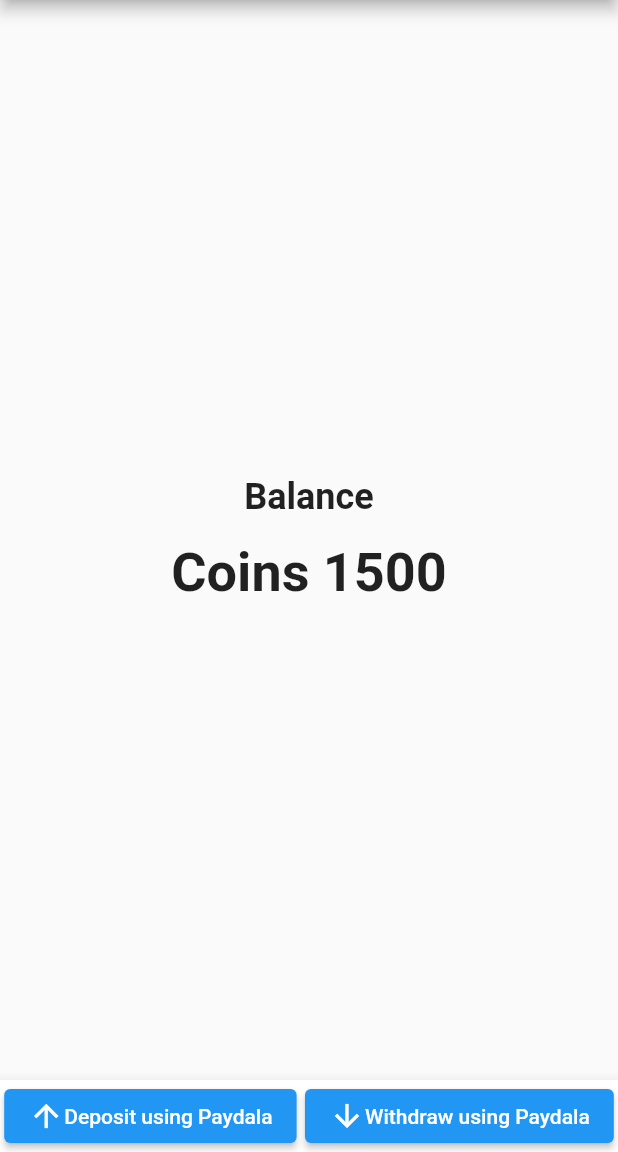
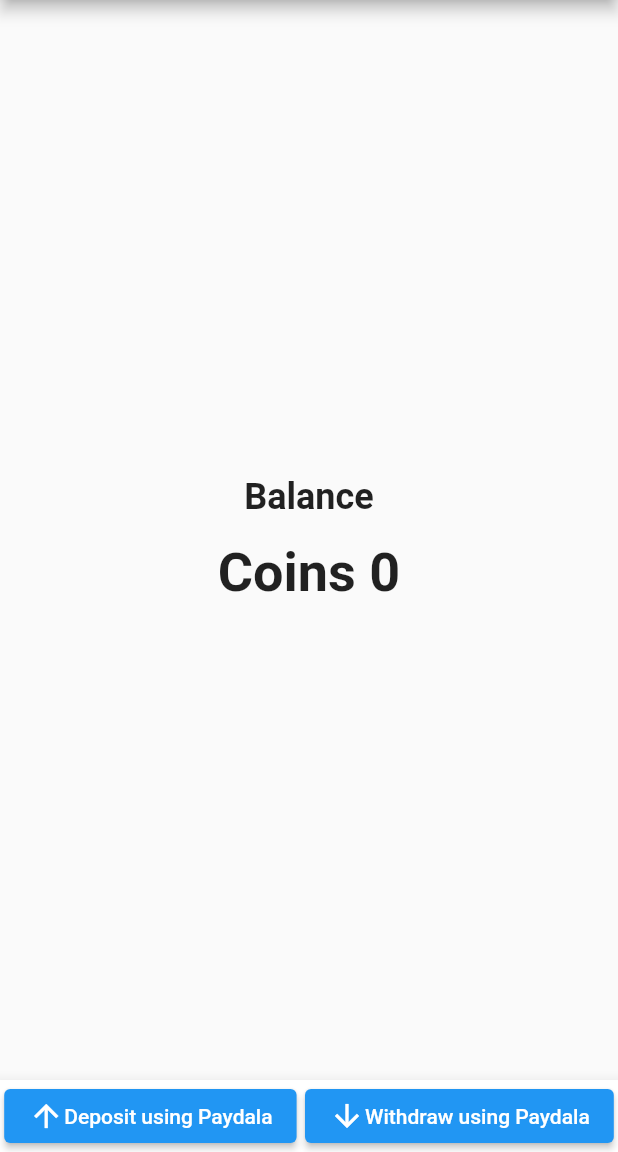
Before and after one commit to peertone-murali/paydala_integration_uo, a Flutter app: the screen it shows after launch, on a phone screen of 412 x 824 dp, the part 84-1236 px from its top. Run offline on Flutter 3.47's test engine with Material 2 defaults, Android fonts, the phone set to English and light mode, and no system bars; our stand-ins replace location; missing offline and left inert: flutter_webview_pro.

Commit message:
initialized coin balance to 0

```diff
--- a/op_app_flutter/lib/main.dart
+++ b/op_app_flutter/lib/main.dart
@@ -31,7 +31,7 @@ void main() => runApp(MyApp());
 //     );
 //   }
 // }
-int balance = 1500;
+int balance = 0;
 TransactionResponse? txnResponse;
 
 class MyApp extends StatelessWidget {
@@ -45,9 +45,9 @@ class MyApp extends StatelessWidget {
             theme: CupertinoThemeData(
               primaryColor: Colors.blue,
             ),
-            home: WalletHomePage(),
+            home: WalletHomePageStatefulWidget(),
             routes: {
-              '/wallet': (context) => WalletHomePage(),
+              '/wallet': (context) => WalletHomePageStatefulWidget(),
             },
           )
         : MaterialApp(
@@ -126,7 +126,7 @@ class WalletHomePage extends StatelessWidget {
                 // ));
               },
               child: Row(
-                children: [
+                children: const [
                   Icon(Icons.arrow_upward),
                   // SizedBox(width: 8.0),
                   Text('Deposit using Paydala'),
@@ -143,7 +143,7 @@ class WalletHomePage extends StatelessWidget {
                 );
               },
               child: Row(
-                children: [
+                children: const [
                   Icon(Icons.arrow_downward),
                   //SizedBox(width: 8.0),
                   // SizedBox(
@@ -246,7 +246,7 @@ class _WalletHomePageState extends State<WalletHomePageStatefulWidget> {
                 // ));
               },
               child: Row(
-                children: [
+                children: const [
                   Icon(Icons.arrow_upward),
                   // SizedBox(width: 8.0),
                   Text('Deposit using Paydala'),
@@ -258,12 +258,13 @@ class _WalletHomePageState extends State<WalletHomePageStatefulWidget> {
                 Navigator.push(
                   context,
                   MaterialPageRoute(
-                    builder: (context) => WithdrawScreen(balance: 1500),
+                    builder: (context) =>
+                        WithdrawScreen(balance: balance.toDouble()),
                   ),
                 );
               },
               child: Row(
-                children: [
+                children: const [
                   Icon(Icons.arrow_downward),
                   Text('Withdraw using Paydala'),
                 ],
@@ -331,7 +332,7 @@ class _OperatorDepositScreenState extends State<OperatorDepositScreen> {
         child: DataTable(
           headingRowColor:
               MaterialStateColor.resolveWith((states) => Colors.grey[200]!),
-          columns: [
+          columns: const [
             DataColumn(label: Text('USD   ')),
             DataColumn(label: Text('Cash Coins ')),
             DataColumn(label: Text('Regular Coins')),
```
